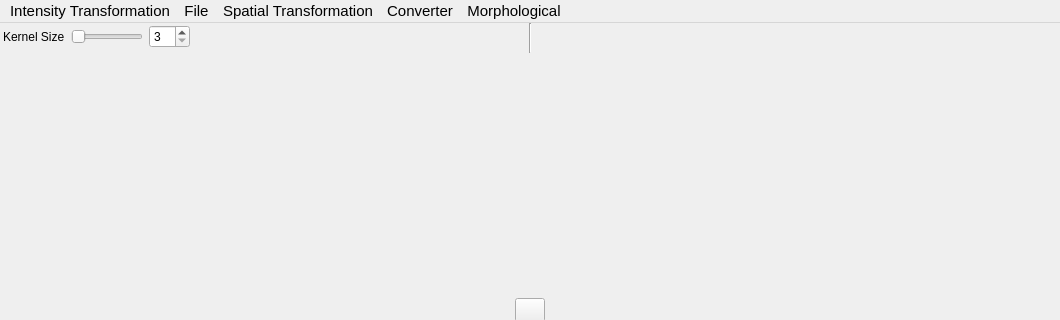
Old version of the form mainwindow.ui in the repository msr09me/Image-Processsing-GUI; both pictures show x 0 to 1060 and y 0 to 320 of the 1060 by 630 pixel window.
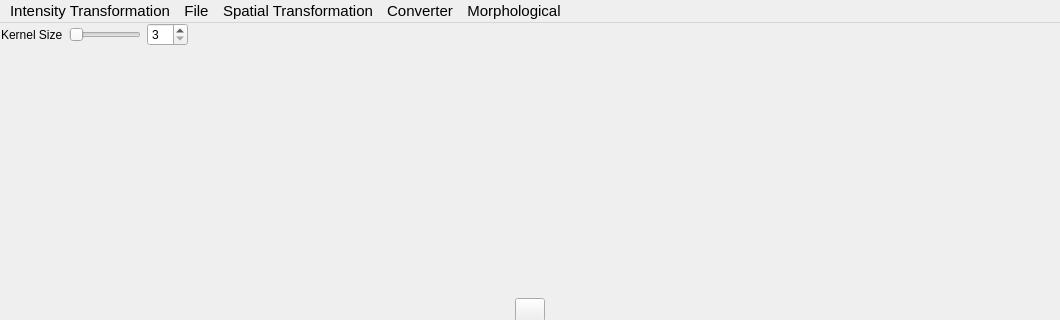
New version of the form. The open tabs and pages were chosen to show the change. Icons and pictures are not drawn.

The edit to the form file:
```diff
--- a/mainwindow.ui
+++ b/mainwindow.ui
@@ -108,10 +108,13 @@
      </rect>
     </property>
     <property name="frameShape">
-     <enum>QFrame::Shape::VLine</enum>
+     <enum>QFrame::Shape::NoFrame</enum>
     </property>
     <property name="frameShadow">
-     <enum>QFrame::Shadow::Sunken</enum>
+     <enum>QFrame::Shadow::Plain</enum>
+    </property>
+    <property name="lineWidth">
+     <number>1</number>
     </property>
     <property name="currentIndex">
      <number>2</number>
```
Left out of the diff: 9 changed lines with no effect on the pictures.
